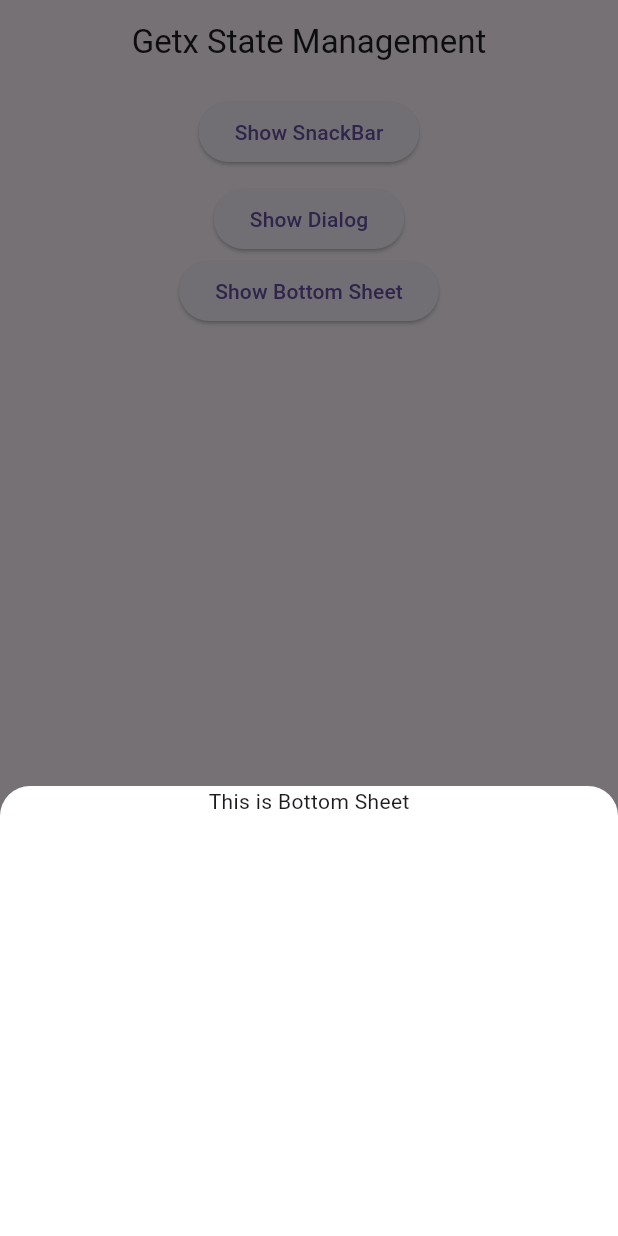
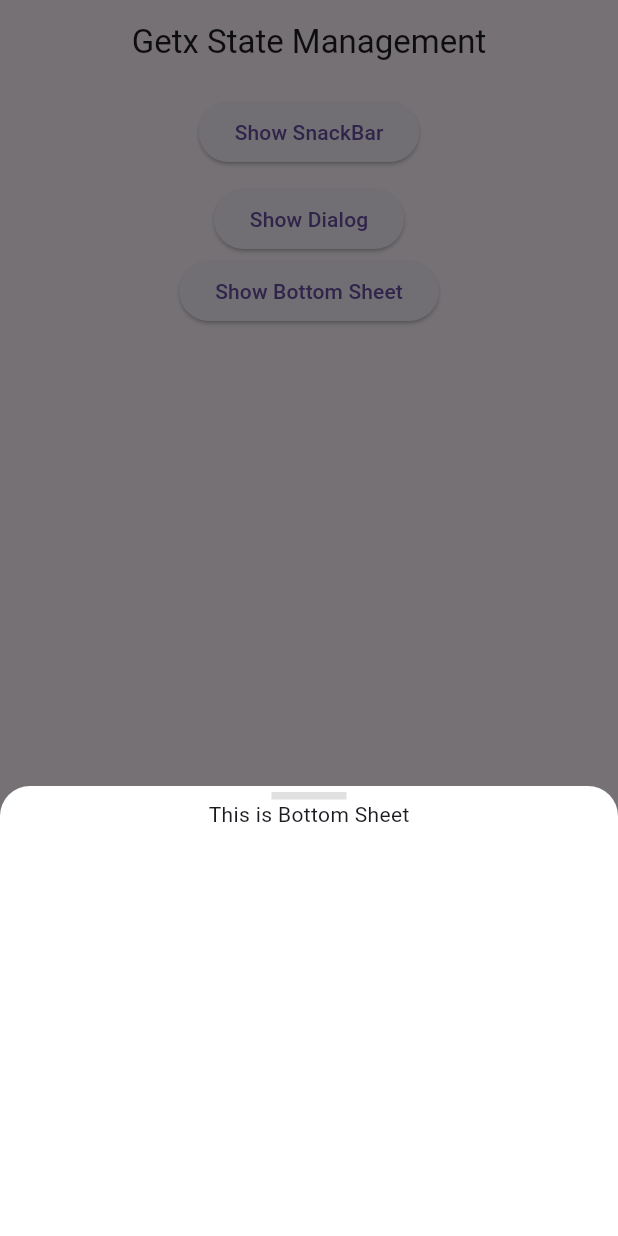
Before and after one commit to Khammunh/learn_getx, a Flutter app: the screen it shows after launch, after a tap on "Show Bottom Sheet", on a phone screen of 412 x 824 dp. Run offline on Flutter 3.47's test engine with Material 3 defaults, Android fonts, the phone set to English and light mode, and no system bars; our stand-ins replace get.

Commit message:
updage myBottomSheet

```diff
--- a/lib/components/bottom_sheet.dart
+++ b/lib/components/bottom_sheet.dart
@@ -1,11 +1,11 @@
 import 'package:flutter/material.dart';
 import 'package:get/get.dart';
 
-void myBottomSheet() {
+void myBottomSheet(BuildContext context) {
   Get.bottomSheet(
     Container(
       height: 300,
-      width: 500,
+      width: MediaQuery.of(context).size.width,
       decoration: const BoxDecoration(
         borderRadius: BorderRadius.only(
           topLeft: Radius.circular(20),
@@ -13,8 +13,14 @@ void myBottomSheet() {
         ),
         color: Colors.white,
       ),
-      child: const Column(
+      child: Column(
         children: [
+          const SizedBox(height: 4),
+          Container(
+            width: 50,
+            height: 5,
+            color: Colors.grey[300],
+          ),
           Text('This is Bottom Sheet'),
         ],
       ),
--- a/lib/home_page.dart
+++ b/lib/home_page.dart
@@ -41,7 +41,7 @@ class HomePage extends StatelessWidget {
               ),
               ElevatedButton(
                 onPressed: () {
-                  myBottomSheet();
+                  myBottomSheet(context);
                 },
                 child: const Text('Show Bottom Sheet'),
               ),
```
